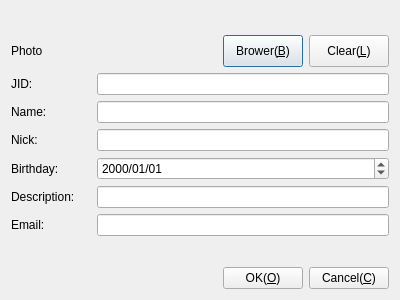
Old version of the form Widgets/DlgUservCard/DlgUservCard.ui in the repository KangLin/RabbitIm.
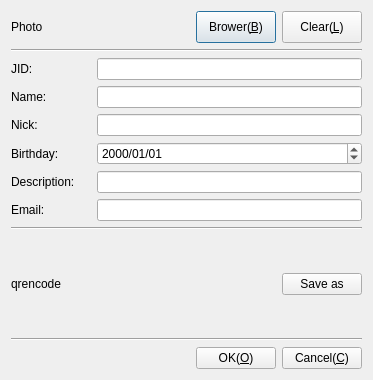
New version of the form. Icons and pictures are not drawn.

```diff
--- a/Widgets/DlgUservCard/DlgUservCard.ui
+++ b/Widgets/DlgUservCard/DlgUservCard.ui
@@ -6,15 +6,15 @@
    <rect>
     <x>0</x>
     <y>0</y>
-    <width>400</width>
-    <height>300</height>
+    <width>373</width>
+    <height>373</height>
    </rect>
   </property>
   <property name="windowTitle">
    <string>User Information</string>
   </property>
-  <layout class="QGridLayout" name="gridLayout">
-   <item row="1" column="0">
+  <layout class="QGridLayout" name="gridLayout_2">
+   <item row="0" column="0">
     <layout class="QHBoxLayout" name="horizontalLayout_8">
      <item>
       <widget class="QLabel" name="lbPhoto">
@@ -85,6 +85,13 @@
      </item>
     </layout>
    </item>
+   <item row="1" column="0">
+    <widget class="Line" name="line">
+     <property name="orientation">
+      <enum>Qt::Horizontal</enum>
+     </property>
+    </widget>
+   </item>
    <item row="2" column="0">
     <layout class="QHBoxLayout" name="horizontalLayout_7">
      <item>
@@ -289,7 +296,73 @@
      </item>
     </layout>
    </item>
+   <item row="8" column="0">
+    <widget class="Line" name="line_3">
+     <property name="orientation">
+      <enum>Qt::Horizontal</enum>
+     </property>
+    </widget>
+   </item>
    <item row="9" column="0">
+    <layout class="QGridLayout" name="gridLayout">
+     <item row="0" column="0">
+      <widget class="QLabel" name="lbQrencode">
+       <property name="sizePolicy">
+        <sizepolicy hsizetype="Fixed" vsizetype="Fixed">
+         <horstretch>0</horstretch>
+         <verstretch>0</verstretch>
+        </sizepolicy>
+       </property>
+       <property name="minimumSize">
+        <size>
+         <width>96</width>
+         <height>96</height>
+        </size>
+       </property>
+       <property name="maximumSize">
+        <size>
+         <width>96</width>
+         <height>96</height>
+        </size>
+       </property>
+       <property name="text">
+        <string notr="true">qrencode</string>
+       </property>
+       <property name="scaledContents">
+        <bool>true</bool>
+       </property>
+      </widget>
+     </item>
+     <item row="0" column="1">
+      <spacer name="horizontalSpacer_4">
+       <property name="orientation">
+        <enum>Qt::Horizontal</enum>
+       </property>
+       <property name="sizeHint" stdset="0">
+        <size>
+         <width>40</width>
+         <height>20</height>
+        </size>
+       </property>
+      </spacer>
+     </item>
+     <item row="0" column="2">
+      <widget class="QPushButton" name="pbSaveAs">
+       <property name="text">
+        <string>Save as</string>
+       </property>
+      </widget>
+     </item>
+    </layout>
+   </item>
+   <item row="10" column="0">
+    <widget class="Line" name="line_2">
+     <property name="orientation">
+      <enum>Qt::Horizontal</enum>
+     </property>
+    </widget>
+   </item>
+   <item row="11" column="0">
     <layout class="QHBoxLayout" name="horizontalLayout_6">
      <item>
       <spacer name="horizontalSpacer">
@@ -346,32 +419,6 @@
      </item>
     </layout>
    </item>
-   <item row="8" column="0">
-    <spacer name="verticalSpacer">
-     <property name="orientation">
-      <enum>Qt::Vertical</enum>
-     </property>
-     <property name="sizeHint" stdset="0">
-      <size>
-       <width>20</width>
-       <height>40</height>
-      </size>
-     </property>
-    </spacer>
-   </item>
-   <item row="0" column="0">
-    <spacer name="verticalSpacer_2">
-     <property name="orientation">
-      <enum>Qt::Vertical</enum>
-     </property>
-     <property name="sizeHint" stdset="0">
-      <size>
-       <width>20</width>
-       <height>40</height>
-      </size>
-     </property>
-    </spacer>
-   </item>
   </layout>
  </widget>
  <resources>
```
